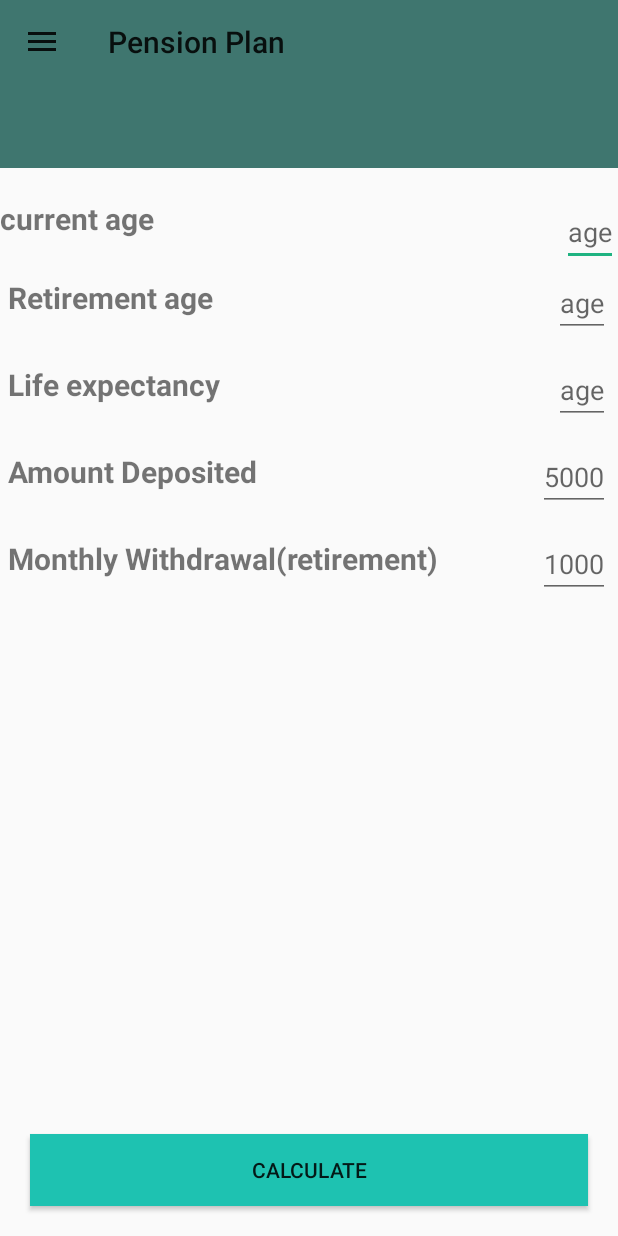
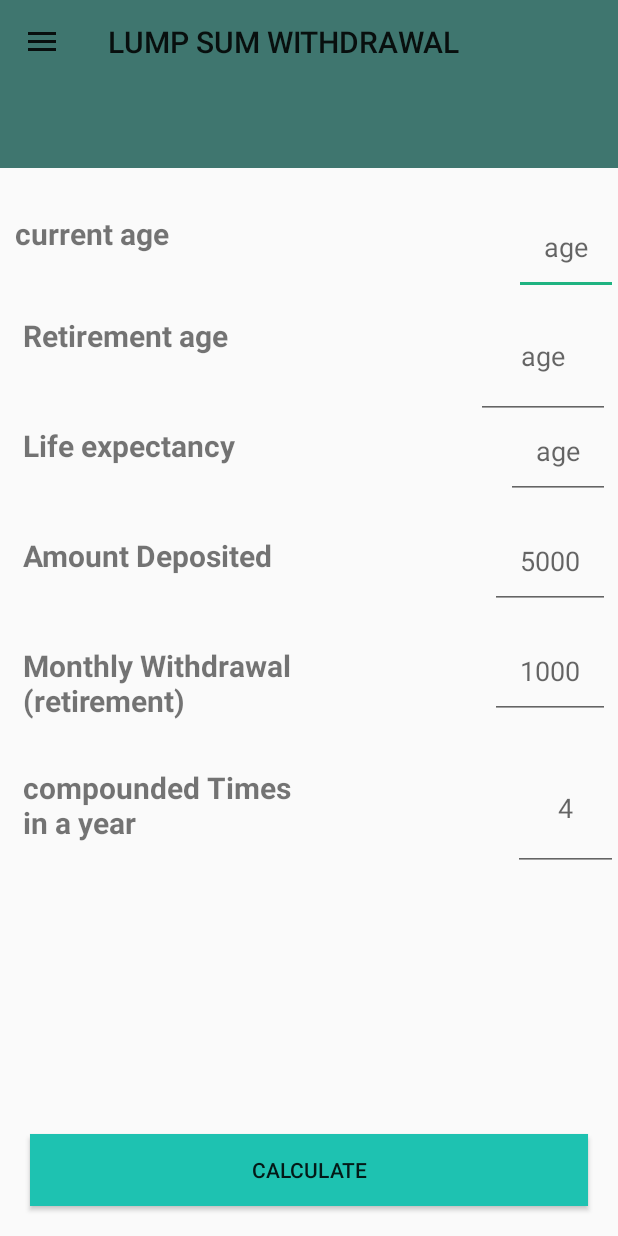
Before and after one commit to Anilove/pensionplan, an Android app: the HomeActivity screen opened directly, with no data from a screen before it, in the side drawer, after a tap on an icon or button, on a phone screen of 412 x 824 dp. Run offline under Robolectric (Android 15) with nearby library versions, the phone set to English and light mode, and no system bars; libraries missing offline, so code that uses them is left out: io.realm.

Commit message:
Add new stuff to it

```diff
--- a/app/src/main/java/org/pensionplan/pensionplan/Fragments/FragmentDepRequired.java
+++ b/app/src/main/java/org/pensionplan/pensionplan/Fragments/FragmentDepRequired.java
@@ -7,20 +7,14 @@ import android.util.Log;
 import android.view.LayoutInflater;
 import android.view.View;
 import android.view.ViewGroup;
+import android.widget.Button;
 
-import org.pensionplan.pensionplan.PensionModule;
 import org.pensionplan.pensionplan.R;
 
 /**
  * Created by owner on 1/31/2017.
  */
 public class FragmentDepRequired extends Fragment {
-    private double BeginningValue = 0.0;
-    private double lifeSpan = 20.0;
-    private double compoundedTimes = 0.25;
-    private double interestRate = 0.15;
-    private double annualIincrease = 0.12;
-    private double inflation = 0.12;
 
 
     public FragmentDepRequired() {
@@ -29,31 +23,11 @@ public class FragmentDepRequired extends Fragment {
     @Nullable
     @Override
     public View onCreateView(LayoutInflater inflater, @Nullable ViewGroup container, @Nullable Bundle savedInstanceState) {
-        View view = inflater.inflate(R.layout.fragment_deposit_required,container,false);
+        View view = inflater.inflate(R.layout.fragment_deposit_required, container, false);
 
 
+        return view;
 
-        calculate(30000.0,23,60,2000.0);
-        return view;
     }
 
-    private void calculate(double amountToHeir,int currentAge,int retireAge,double monthlyWith){
-
-        Log.e("RESULT_IN_FR",String.valueOf(BeginningValue));
-        double finalResult = 0.0;
-        BeginningValue = PensionModule.getBeginning(amountToHeir,currentAge,retireAge,monthlyWith,interestRate,compoundedTimes);
-        double currentWith = PensionModule.getWithdrawal(annualIincrease,retireAge,inflation,monthlyWith,currentAge);
-        while (lifeSpan >= 1.0){
-            double withdrawal = currentWith / annualIincrease;
-            //finalResult = BeginningValue;
-            double NewPrewithdrawal = BeginningValue + withdrawal;
-            finalResult = NewPrewithdrawal/(1+(interestRate * compoundedTimes));
-            Log.e("SPAN",String.valueOf(finalResult));
-            BeginningValue = finalResult;
-            currentWith = withdrawal;
-            lifeSpan = lifeSpan - compoundedTimes;
-        }
-    }
-
-
 }
--- a/app/src/main/java/org/pensionplan/pensionplan/Fragments/FragmentLumpsumWithdrawal.java
+++ b/app/src/main/java/org/pensionplan/pensionplan/Fragments/FragmentLumpsumWithdrawal.java
@@ -21,5 +21,6 @@ public class FragmentLumpsumWithdrawal extends Fragment{
     public View onCreateView(LayoutInflater inflater, @Nullable ViewGroup container, @Nullable Bundle savedInstanceState) {
         View view = inflater.inflate(R.layout.fragment_lumpsum_withdrawal,container,false);
         return view;
+
     }
 }
--- a/app/src/main/java/org/pensionplan/pensionplan/HomeActivity.java
+++ b/app/src/main/java/org/pensionplan/pensionplan/HomeActivity.java
@@ -10,6 +10,7 @@ import android.support.v7.widget.Toolbar;
 import android.view.MenuItem;
 import android.view.View;
 
+import org.pensionplan.pensionplan.Fragments.FragMonthlyWithdraw;
 import org.pensionplan.pensionplan.Fragments.FragmentDepRequired;
 import org.pensionplan.pensionplan.Fragments.FragmentLumpsumReq;
 import org.pensionplan.pensionplan.Fragments.FragmentLumpsumWithdrawal;
@@ -52,26 +53,32 @@ public class HomeActivity extends AppCompatActivity {
             public boolean onNavigationItemSelected(MenuItem item) {
                 drawerLayout.closeDrawers();
 
+
                 if (item.getItemId() == R.id.menu_monthly_dep) {
                     FragmentTransaction fragmentTransaction = getSupportFragmentManager().beginTransaction();
                     fragmentTransaction.replace(R.id.frame_home, new FragmentDepRequired());
                     fragmentTransaction.commit();
+                    getSupportActionBar().setTitle("REGULAR DEPOSIT REQUIRED");
                 } else if (item.getItemId() == R.id.menu_lumpsum_dep) {
                     FragmentTransaction fragmentTransaction = getSupportFragmentManager().beginTransaction();
                     fragmentTransaction.replace(R.id.frame_home, new FragmentLumpsumReq());
                     fragmentTransaction.commit();
+                    getSupportActionBar().setTitle("LUMP SUM REQUIRED");
                 } else if (item.getItemId() == R.id.menu_lumpsum_withdrawal) {
                     FragmentTransaction fragmentTransaction = getSupportFragmentManager().beginTransaction();
                     fragmentTransaction.replace(R.id.frame_home, new FragmentLumpsumWithdrawal());
                     fragmentTransaction.commit();
-                } else if (item.getItemId() == R.id.menu_lumpsum_withdrawal) {
+                    getSupportActionBar().setTitle("LUMP SUM WITHDRAWAL");
+                } else if (item.getItemId() == R.id.menu_monthly_withdrawal) {
                     FragmentTransaction fragmentTransaction = getSupportFragmentManager().beginTransaction();
-                    fragmentTransaction.replace(R.id.frame_home, new FragmentLumpsumWithdrawal());
+                    fragmentTransaction.replace(R.id.frame_home, new FragMonthlyWithdraw());
                     fragmentTransaction.commit();
+                    getSupportActionBar().setTitle("MONTHLY WITHDRAWAL");
                 } else if (item.getItemId() == R.id.menu_trustee_list) {
                     FragmentTransaction fragmentTransaction = getSupportFragmentManager().beginTransaction();
                     fragmentTransaction.replace(R.id.frame_home, new FragmentTrusteeList());
                     fragmentTransaction.commit();
+                    getSupportActionBar().setTitle("LIST OF TRUSTEE");
                 }
                 else {
                     FragmentTransaction fragmentTransaction = getSupportFragmentManager().beginTransaction();
--- a/app/src/main/java/org/pensionplan/pensionplan/PensionModule.java
+++ /dev/null
@@ -1,72 +0,0 @@
-package org.pensionplan.pensionplan;
-
-import android.util.Log;
-
-public class PensionModule {
-
-    // Constants
-    public static int LIFE_EXPECTANCE = 80;
-    public static int RETIREMENT_AGE = 60;
-    public static double inflation = 0.12;
-    public static double interest = 0.15;
-    public static double annualIncrease = 0.12;
-    public static double annualInterest = 0.22;
-    public static double annualincMonthly = 0.12;
-    static double product;
-    static int retireAge;
-
-    double amountToHeir =30000;
-    int currentAge = 23;
-
-    double amountWithdrawal = 2000;
-
-
-
-    // Life span after retirement
-    public static double getLifespan(int compoundedTimes) {
-        return PensionModule.LIFE_EXPECTANCE - RETIREMENT_AGE;
-    }
-
-    // End value
-    public static double getEndValue(double amountToHeir, int currentAge) {
-        double top = PensionModule.LIFE_EXPECTANCE - currentAge;
-        double base = amountToHeir*(1+inflation);
-        return Math.pow(base, top);
-    }
-    public static double getQuarterly(double inflation,double amountWithdrawal,int retirementAge,int currentAge, double product){
-        double quarterly = 1 + inflation;
-        int planningPeriod = retirementAge -  currentAge;
-        double quarterlyPower = Math.pow(quarterly, planningPeriod);
-        product = quarterlyPower *amountWithdrawal*3;
-        return product;
-
-    }
-    //Withdrawal
-    public static double getWithdrawal( double annualIncrease,int retirementAge, double inflation, double amountWithdrawal, int currentAge){
-        double annualAdd = 1 + annualIncrease;
-        int lifespan =(LIFE_EXPECTANCE -RETIREMENT_AGE);
-        int lifespanSub =lifespan-1;
-
-        return Math.pow(annualAdd*PensionModule.getQuarterly( inflation, amountWithdrawal, retirementAge, currentAge, product), lifespanSub);
-
-    }
-    public static double getPrewithdrawal(double amountToHeir,int currentAge,int retirementAge, double amountWithdrawal){
-
-
-        double prewithdrawal = getEndValue(amountToHeir,currentAge)+ getWithdrawal(annualIncrease,retirementAge,inflation, amountWithdrawal,currentAge);
-        return prewithdrawal;
-    }
-
-    // Beginning
-
-    public static double getBeginning(double amountToHeir,int currentAge,int retirementAge, double amountWithdrawal,double interest, double compoundedTimes){
-        double beginning = getPrewithdrawal(amountToHeir,currentAge,retirementAge,  amountWithdrawal)/ (1+(interest*compoundedTimes));
-
-        Log.e("RESULT",String.valueOf(beginning));
-
-        return beginning;
-    }
-
-
-
-}
--- a/app/src/main/res/layout/fragment_lumpsum_withdrawal.xml
+++ b/app/src/main/res/layout/fragment_lumpsum_withdrawal.xml
@@ -14,6 +14,7 @@
         android:layout_width="match_parent"
         android:layout_height="wrap_content"
         android:text="current age"
+        android:padding="10dp"
         android:layout_below="@id/tool_month_with"
         android:layout_marginTop="20dp"
         android:textStyle="bold"
@@ -23,13 +24,14 @@
         android:layout_width="wrap_content"
         android:layout_height="wrap_content"
         android:layout_marginTop="20dp"
+        android:padding="20dp"
         android:layout_below="@id/tool_month_with"
         android:layout_alignEnd="@id/current_age_text"
         android:layout_alignRight="@id/current_age_text"
         android:hint="age" />
     <View
         android:layout_width="match_parent"
-        android:layout_height="20dp"
+        android:layout_height="15dp"
         android:layout_below="@id/current_age_text"
         android:id="@+id/view_current"
         />
@@ -40,6 +42,7 @@
         android:layout_height="wrap_content"
         android:layout_margin="5dp"
         android:textStyle="bold"
+        android:padding="10dp"
         android:layout_below="@id/view_current"
         android:text="Retirement age"
         android:textSize="20sp"
@@ -50,12 +53,13 @@
         android:layout_width="wrap_content"
         android:layout_height="wrap_content"
         android:layout_alignEnd="@id/retire_age_text"
+        android:padding="30dp"
         android:layout_alignRight="@id/retire_age_text"
         android:layout_below="@id/view_current"
         android:hint="age" />
     <View
         android:layout_width="match_parent"
-        android:layout_height="20dp"
+        android:layout_height="15dp"
         android:layout_below="@id/retire_age_text"
         android:id="@+id/view_retire"
         />
@@ -66,6 +70,7 @@
         android:layout_height="wrap_content"
         android:layout_below="@id/view_retire"
         android:text="Life expectancy"
+        android:padding="10dp"
         android:layout_margin="5dp"
         android:textStyle="bold"
         android:textSize="20sp"
@@ -78,11 +83,12 @@
         android:layout_alignEnd="@id/life_text"
         android:layout_alignRight="@id/life_text"
         android:layout_below="@id/view_retire"
+        android:padding="20dp"
         android:hint="age" />
 
     <View
         android:layout_width="match_parent"
-        android:layout_height="20dp"
+        android:layout_height="15dp"
         android:layout_below="@id/life_text"
         android:id="@+id/view_life"
         />
@@ -92,6 +98,7 @@
         android:layout_height="wrap_content"
         android:text="Amount Deposited"
         android:layout_margin="5dp"
+        android:padding="10dp"
         android:textSize="20sp"
         android:textStyle="bold"
         android:layout_below="@+id/view_life"
@@ -103,21 +110,23 @@
         android:layout_height="wrap_content"
         android:layout_alignRight="@id/monthlyDep_text"
         android:layout_alignEnd="@id/monthlyDep_text"
+        android:padding="20dp"
         android:layout_below="@id/view_life"
         android:hint="5000" />
     <View
         android:layout_width="match_parent"
-        android:layout_height="20dp"
+        android:layout_height="15dp"
         android:layout_below="@id/monthlyDep_text"
         android:id="@+id/view_monthly"
         />
 
     <TextView
-        android:id="@+id/montlyWith"
+        android:id="@+id/monthlyWith"
         android:layout_width="match_parent"
         android:layout_height="wrap_content"
         android:layout_below="@id/view_monthly"
-        android:text="Monthly Withdrawal(retirement)"
+        android:text="Monthly Withdrawal\n(retirement)"
+        android:padding="10dp"
         android:layout_margin="5dp"
         android:textStyle="bold"
         android:textSize="20sp" />
@@ -128,13 +137,34 @@
         android:layout_height="wrap_content"
         android:hint="1000"
         android:layout_below="@id/view_monthly"
-        android:layout_alignRight="@id/montlyWith"
-        android:layout_alignEnd="@id/montlyWith"
+        android:layout_alignRight="@id/monthlyWith"
+        android:padding="20dp"
+        android:layout_alignEnd="@id/monthlyWith"
         android:id="@+id/editText9"
         />
 
+    <TextView
+        android:id="@+id/compounded_times"
+        android:layout_width="match_parent"
+        android:layout_height="wrap_content"
+        android:layout_below="@+id/monthlyWith"
+        android:layout_margin="5dp"
+        android:padding="10dp"
+        android:textStyle="bold"
+        android:text="compounded Times \nin a year"
+        android:textSize="20sp" />
 
-        <Button
+    <EditText
+        android:layout_width="wrap_content"
+        android:layout_height="wrap_content"
+        android:hint="4"
+        android:padding="30dp"
+        android:layout_below="@+id/monthlyWith"
+        android:layout_alignParentRight="true"
+        android:layout_alignParentEnd="true" />
+
+
+    <Button
             android:id="@+id/calculate_butt"
             android:layout_width="match_parent"
             android:layout_height="wrap_content"
--- a/app/src/main/res/values/styles.xml
+++ b/app/src/main/res/values/styles.xml
@@ -6,6 +6,9 @@
         <item name="colorPrimary">@color/heading</item>
         <item name="colorPrimaryDark">@color/accent_material_light</item>
         <item name="colorAccent">@color/float_message</item>
+        <item name="android:colorControlNormal">@color/icons</item>
+        <item name="android:textColorPrimary">@color/icons</item> // I don't want to set this, changes everywhere.
+        <item name="android:textColorSecondary">@color/icons</item>
     </style>
 
     <style name="AppTheme.NoActionBar">
```
Also changed, not shown: app/src/main/java/org/pensionplan/pensionplan/Fragments/PensionModule.java (added, +184 -0 lines), app/src/main/java/org/pensionplan/pensionplan/PensionPlan.java (deleted, +0 -36 lines), app/src/main/res/layout/ans_deposit_required.xml (+19 -11 lines), app/src/main/res/layout/ans_lumpsum_req.xml (+8 -4 lines), app/src/main/res/layout/ans_lumpsum_withdrawal.xml (+9 -4 lines), app/src/main/res/layout/ans_monthly_withdrawal.xml (+14 -6 lines), app/src/main/res/layout/fragment_deposit_required.xml (+33 -7 lines), app/src/main/res/layout/fragment_lumpsum_required.xml (+27 -0 lines), app/src/main/res/layout/fragment_monthly_withdrawal.xml (+12 -0 lines).
